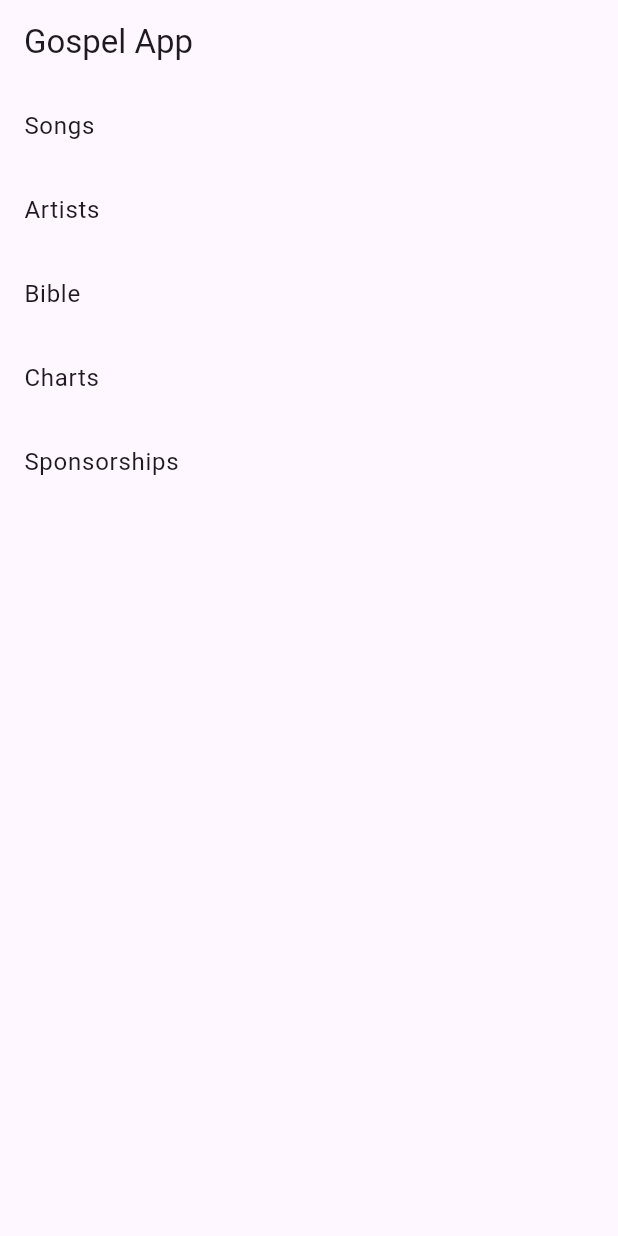
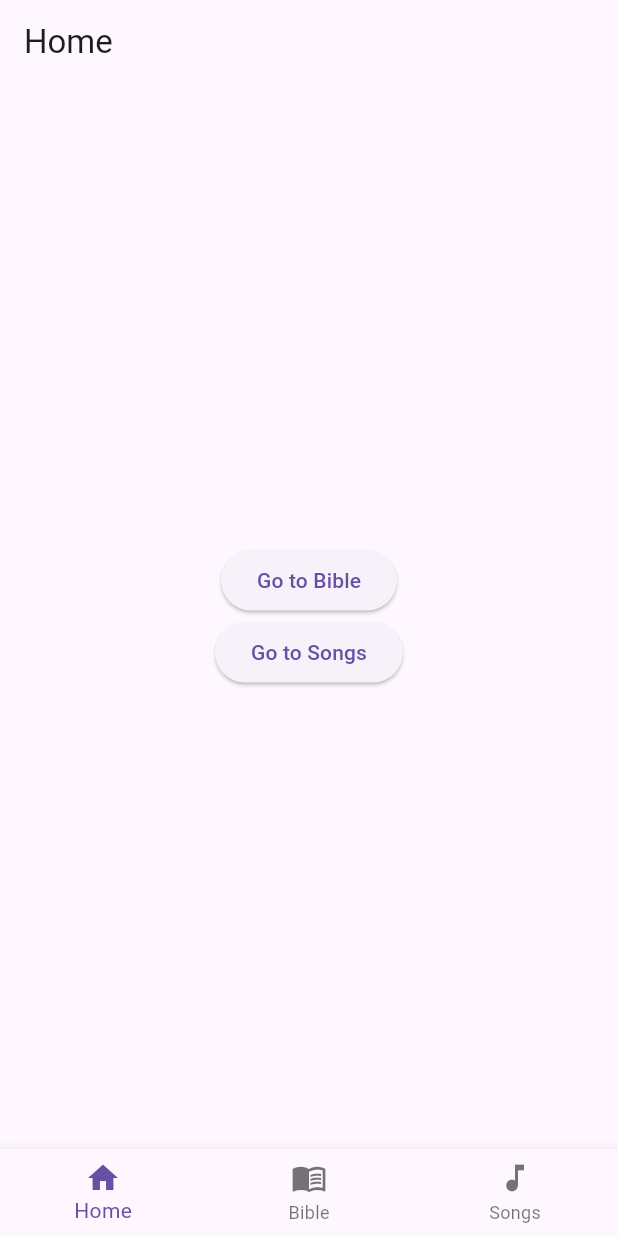
Before and after one commit to tawandakasunzuma/gospel-sa-app, a Flutter app: the screen it shows after launch, on a phone screen of 412 x 824 dp. Run offline on Flutter 3.47's test engine with Material 3 defaults, Android fonts, the phone set to English and light mode, and no system bars; our stand-ins replace go_router.

Commit message:
Add bottom navigation with ShellRoute and app structure upgrade

```diff
--- a/lib/core/app_router.dart
+++ b/lib/core/app_router.dart
@@ -1,15 +1,32 @@
 import 'package:flutter/material.dart';
 import 'package:go_router/go_router.dart';
-
+import 'main_shell.dart';
 import '../features/home/home_screen.dart';
+import '../features/bible/bible.dart';
+import '../features/songs/songs.dart';
 
 class AppRouter {
   static final GoRouter router = GoRouter(
     initialLocation: '/',
     routes: [
-      GoRoute(
-        path: '/',
-        builder: (context, state) => const HomeScreen(),
+      ShellRoute(
+        builder: (context, state, child) {
+          return MainShell(child: child);
+        },
+        routes: [
+          GoRoute(
+            path: '/',
+            builder: (context, state) => const HomeScreen(),
+          ),
+          GoRoute(
+            path: '/bible',
+            builder: (context, state) => const BibleScreen(),
+          ),
+          GoRoute(
+            path: '/songs',
+            builder: (context, state) => const SongsScreen(),
+          ),
+        ],
       ),
     ],
   );
--- /dev/null
+++ b/lib/core/main_shell.dart
@@ -0,0 +1,47 @@
+import 'package:flutter/material.dart';
+import 'package:go_router/go_router.dart';
+
+class MainShell extends StatefulWidget {
+  final Widget child;
+
+  const MainShell({super.key, required this.child});
+
+  @override
+  State<MainShell> createState() => _MainShellState();
+}
+
+class _MainShellState extends State<MainShell> {
+  int _index = 0;
+
+  final routes = ['/', '/bible', '/songs'];
+
+  void onTap(int index) {
+    setState(() => _index = index);
+    context.go(routes[index]);
+  }
+
+  @override
+  Widget build(BuildContext context) {
+    return Scaffold(
+      body: widget.child,
+      bottomNavigationBar: BottomNavigationBar(
+        currentIndex: _index,
+        onTap: onTap,
+        items: const [
+          BottomNavigationBarItem(
+            icon: Icon(Icons.home),
+            label: 'Home',
+          ),
+          BottomNavigationBarItem(
+            icon: Icon(Icons.menu_book),
+            label: 'Bible',
+          ),
+          BottomNavigationBarItem(
+            icon: Icon(Icons.music_note),
+            label: 'Songs',
+          ),
+        ],
+      ),
+    );
+  }
+}
--- a/lib/features/home/home_screen.dart
+++ b/lib/features/home/home_screen.dart
@@ -1,4 +1,5 @@
 import 'package:flutter/material.dart';
+import 'package:go_router/go_router.dart';
 
 class HomeScreen extends StatelessWidget {
   const HomeScreen({super.key});
@@ -6,36 +7,21 @@ class HomeScreen extends StatelessWidget {
   @override
   Widget build(BuildContext context) {
     return Scaffold(
-      appBar: AppBar(
-        title: const Text('Gospel App'),
-      ),
-      body: ListView(
-        children: [
-          ListTile(
-            title: const Text("Songs"),
-            onTap: () {},
-          ),
-
-          ListTile(
-            title: const Text("Artists"),
-            onTap: () {},
-          ),
-
-          ListTile(
-            title: const Text("Bible"),
-            onTap: () {},
-          ),
-
-          ListTile(
-            title: const Text("Charts"),
-            onTap: () {},
-          ),
-
-          ListTile(
-            title: const Text("Sponsorships"),
-            onTap: () {},
-          ),
-        ],
+      appBar: AppBar(title: const Text("Home")),
+      body: Center(
+        child: Column(
+          mainAxisAlignment: MainAxisAlignment.center,
+          children: [
+            ElevatedButton(
+              onPressed: () => context.go('/bible'),
+              child: const Text("Go to Bible"),
+            ),
+            ElevatedButton(
+              onPressed: () => context.go('/songs'),
+              child: const Text("Go to Songs"),
+            ),
+          ],
+        ),
       ),
     );
   }
```
